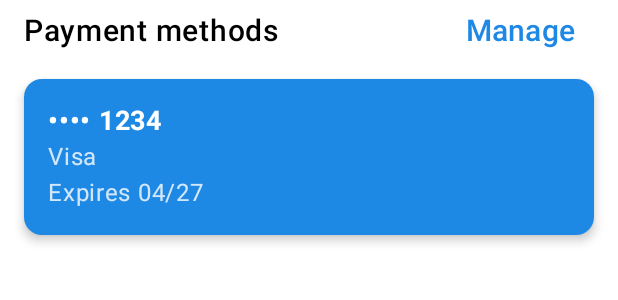
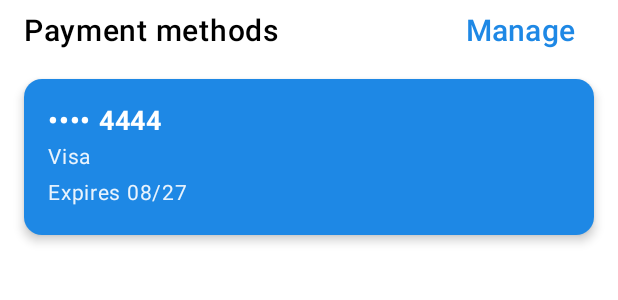
Before and after one commit to MikkelFGrove/MoneyGrab, an Android app built with Jetpack Compose: the @Preview function ProfilePagePreview, on a phone screen of 412 x 824 dp. Shown: the part 659-959 px from the top of the screen. Run offline under Robolectric (Android 15) with nearby library versions, the phone set to English and light mode, and no system bars.

Commit message:
Added parameters for user inputs

```diff
--- a/app/src/main/java/com/example/moneygrab/ProfilePage.kt
+++ b/app/src/main/java/com/example/moneygrab/ProfilePage.kt
@@ -18,8 +18,20 @@ import androidx.compose.ui.unit.dp
 import androidx.compose.ui.unit.sp
 import com.example.moneygrab.ui.theme.MoneyGrabTheme
 
+
+data class PaymentMethod(
+    val brand: String,
+    val last4: String,
+    val expMonth: Int,
+    val expYear: Int
+)
+
 @Composable
 fun ProfilePage(
+    fullName: String,
+    email: String,
+    phoneNumber: String,
+    paymentMethods: List<PaymentMethod>,
     onBackClick: () -> Unit = {},
     onEditClick: () -> Unit = {},
     onLogoutClick: () -> Unit = {},
@@ -74,21 +86,21 @@ fun ProfilePage(
 
         Spacer(modifier = Modifier.height(24.dp))
 
-        // Simple text info, maybe add more information later?
+        // Takes parameters fullName, email, phoneNumber
         Text(
-            text = "Magnussen R. Christensen",
+            text = fullName,
             fontSize = 24.sp,
             fontWeight = FontWeight.Bold,
             modifier = Modifier.align(Alignment.CenterHorizontally)
         )
         Text(
-            text = "magnussen@gmail.com",
+            text = email,
             fontSize = 20.sp,
             modifier = Modifier.align(Alignment.CenterHorizontally),
             color = Color.Gray
         )
         Text(
-            text = "+45 42560809",
+            text = phoneNumber,
             fontSize = 20.sp,
             modifier = Modifier.align(Alignment.CenterHorizontally),
             color = Color.Gray
@@ -126,24 +138,22 @@ fun ProfilePage(
             }
         }
 
-        // Should not be hardcoded, should take user input
-        Card(
-            modifier = Modifier
-                .fillMaxWidth()
-                .padding(vertical = 8.dp),
-            colors = CardDefaults.cardColors(
-                containerColor = Color(0xFF1E88E5)
-            ),
-            shape = RoundedCornerShape(12.dp),
-            elevation = CardDefaults.cardElevation(defaultElevation = 4.dp)
-        ) {
-            Column(modifier = Modifier.padding(16.dp)) {
-                Text("•••• 1234", color = Color.White, fontSize = 18.sp, fontWeight = FontWeight.Bold)
-                Text("Visa", color = Color.White.copy(alpha = 0.8f))
-                Text("Expires 04/27", color = Color.White.copy(alpha = 0.8f))
+
+
+        if (paymentMethods.isEmpty()) {
+            Text(
+                text = "No payment methods added yet.",
+                color = Color.Black,
+                fontSize = 18.sp,
+                modifier = Modifier
+                    .padding(top = 8.dp)
+                    .align (Alignment.CenterHorizontally)
+            )
+        } else {
+            paymentMethods.forEach { method ->
+                PaymentCard(method)
             }
         }
-
 
 
         Spacer(modifier = Modifier.weight(1f))
@@ -165,12 +175,54 @@ fun ProfilePage(
                 fontSize = 20.sp)
         }
     }
+
 }
+
+@Composable
+private fun PaymentCard(method: PaymentMethod) {
+    val masked = "•••• ${method.last4.takeLast(4)}"
+
+    Card(
+        modifier = Modifier
+            .fillMaxWidth()
+            .padding(vertical = 8.dp),
+        colors = CardDefaults.cardColors(containerColor = Color(0xFF1E88E5)), // background color
+        shape = RoundedCornerShape(12.dp),
+        elevation = CardDefaults.cardElevation(defaultElevation = 4.dp)
+    ) {
+        Column(modifier = Modifier.padding(16.dp)) {
+            Text(
+                text = masked,
+                color = Color.White,
+                fontSize = 18.sp,
+                fontWeight = FontWeight.Bold
+            )
+            Text(
+                text = method.brand,
+                color = Color.White.copy(alpha = 0.9f),
+                fontSize = 14.sp
+            )
+            Text(
+                text = "Expires %02d/%02d".format(method.expMonth, method.expYear % 100),
+                color = Color.White.copy(alpha = 0.9f),
+                fontSize = 14.sp
+            )
+        }
+    }
+}
+
 
 @Preview(showBackground = true)
 @Composable
 fun ProfilePagePreview() {
     MoneyGrabTheme {
-        ProfilePage()
+        ProfilePage(
+            fullName = "Magnussen R. Christensen",
+            email = "magnussen@gmail.com",
+            phoneNumber = "+45 42560809",
+            paymentMethods = listOf(
+                PaymentMethod("Visa", "4444", 8, 2027)
+            )
+        )
     }
 }
```
